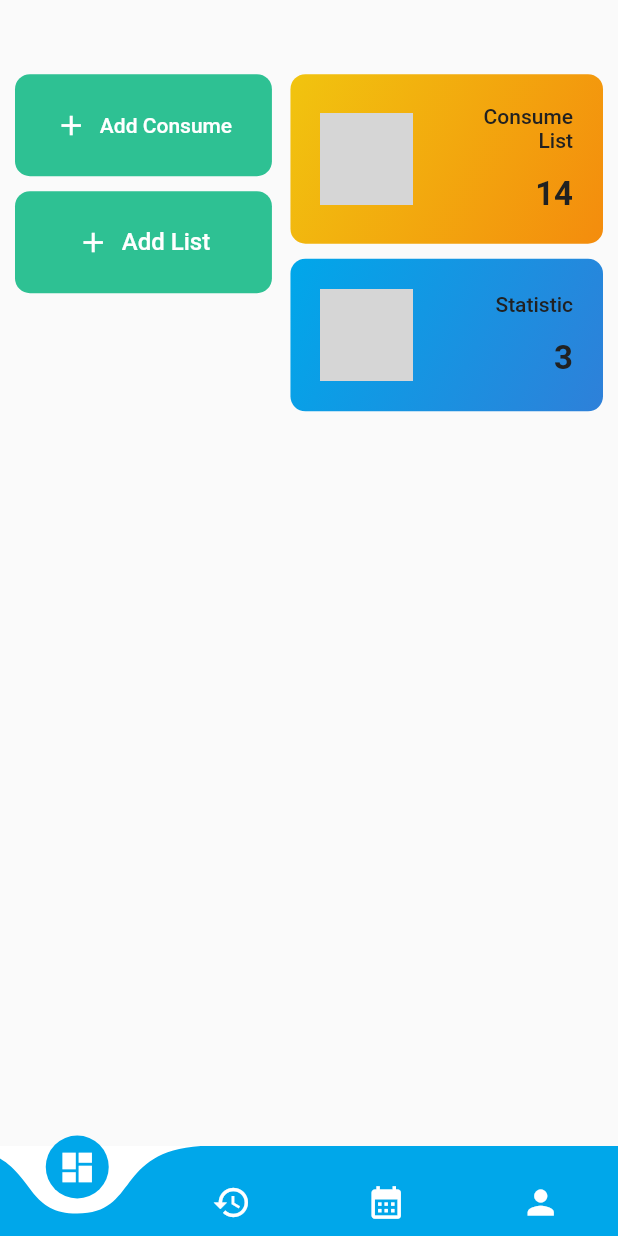
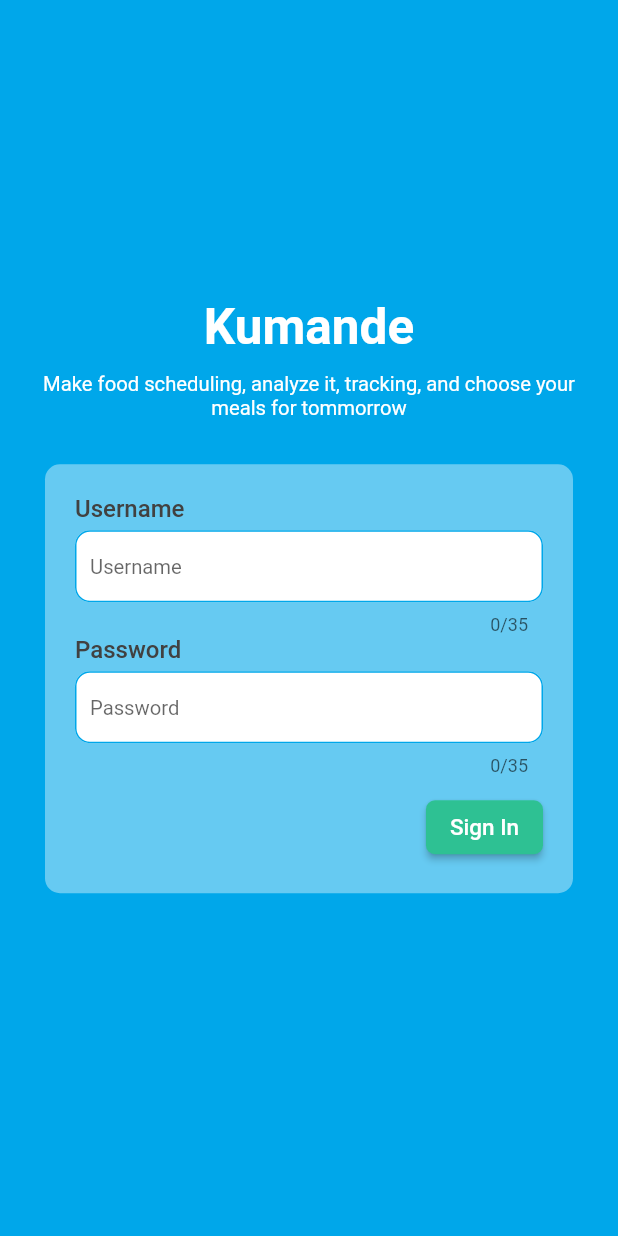
Before and after one commit to FlazeFy/Kumande-Mobile, a Flutter app: the screen it shows after launch, on a phone screen of 412 x 824 dp. Run offline on Flutter 3.47's test engine with Material 2 defaults, Android fonts, the phone set to English and light mode, and no system bars; drawn by our look-alikes of curved_navigation_bar; our stand-ins replace flutter_spinbox, syncfusion_flutter_charts; grey boxes are pictures that could not be loaded.

Commit message:
[FE, BE] login with sancum API

```diff
--- a/lib/Components/Navbars/tabbar.dart
+++ b/lib/Components/Navbars/tabbar.dart
@@ -22,7 +22,7 @@ Widget getTabBar(height, ctrl, title, titleColor, col) {
           })),
     ),
     SizedBox(
-      height: height * 0.7,
+      height: height * 0.8,
       child: TabBarView(
         controller: ctrl,
         children: List.generate(col.length, (index) {
--- /dev/null
+++ b/lib/Modules/APIs/Models/Auth/Commands/commands.dart
@@ -0,0 +1,18 @@
+import 'dart:convert';
+
+// Usecase login
+class LoginModel {
+  String username;
+  String password;
+
+  LoginModel({this.username, this.password});
+
+  Map<String, dynamic> toJson() {
+    return {"username": username, "password": password};
+  }
+}
+
+String LoginModelToJson(LoginModel data) {
+  final jsonData = data.toJson();
+  return json.encode(jsonData);
+}
--- a/lib/Modules/Variables/style.dart
+++ b/lib/Modules/Variables/style.dart
@@ -17,6 +17,7 @@ double iconMD = 22.0;
 double iconXSM = 12.5;
 
 // Text Size
+double textJumbo = 33.0;
 double textLg = 19.0;
 double textMd = 16.0;
 double textSm = 13.5;
--- /dev/null
+++ b/lib/Pages/Landings/LoginPage/Usecases/PostLogin.dart
@@ -0,0 +1,108 @@
+import 'package:flutter/material.dart';
+import 'package:kumande/Components/Dialogs/failed.dart';
+import 'package:kumande/Components/Forms/input.dart';
+import 'package:kumande/Components/Navbars/bottom.dart';
+import 'package:kumande/Components/Typography/text.dart';
+import 'package:kumande/Modules/APIs/Models/Auth/Commands/commands.dart';
+import 'package:kumande/Modules/APIs/Services/Auth/Commands/commands.dart';
+import 'package:kumande/Modules/Variables/style.dart';
+
+class PostLogin extends StatefulWidget {
+  @override
+  State<PostLogin> createState() => _PostLoginState();
+}
+
+class _PostLoginState extends State<PostLogin> {
+  TextEditingController usernameCtrl = TextEditingController();
+  TextEditingController passCtrl = TextEditingController();
+  LoginCommandsService apiService;
+
+  @override
+  void initState() {
+    super.initState();
+    apiService = LoginCommandsService();
+  }
+
+  @override
+  Widget build(BuildContext context) {
+    double fullHeight = MediaQuery.of(context).size.height;
+    double fullWidth = MediaQuery.of(context).size.width;
+    bool _isLoading = false;
+
+    return Container(
+      width: fullWidth,
+      padding: const EdgeInsets.all(20),
+      margin: const EdgeInsets.all(30),
+      decoration: BoxDecoration(
+          borderRadius: const BorderRadius.all(Radius.circular(10)),
+          color: Colors.white.withOpacity(0.4)),
+      child: Column(
+        crossAxisAlignment: CrossAxisAlignment.start,
+        children: [
+          getInputLabel("Username", textPrimary, textMd),
+          getInputTextMain(usernameCtrl, "Username", 35),
+          getInputLabel("Password", textPrimary, textMd),
+          getInputTextMain(passCtrl, "Password", 35),
+          Container(
+              margin: const EdgeInsets.only(top: 10),
+              alignment: Alignment.bottomRight,
+              child: ElevatedButton(
+                  style: ButtonStyle(
+                    shape: MaterialStateProperty.all<RoundedRectangleBorder>(
+                        RoundedRectangleBorder(
+                      borderRadius: BorderRadius.circular(6),
+                    )),
+                    backgroundColor: MaterialStatePropertyAll<Color>(successBg),
+                  ),
+                  onPressed: () async {
+                    LoginModel data = LoginModel(
+                      username: usernameCtrl.text,
+                      password: passCtrl.text,
+                    );
+
+                    //Validator
+                    if (data.username.isNotEmpty && data.password.isNotEmpty) {
+                      apiService.addLogin(data).then((response) {
+                        setState(() => _isLoading = false);
+                        var status = response[0]['status'];
+                        var body = response[0]['body'];
+
+                        if (status == "success") {
+                          // showDialog<String>(
+                          //     context: context,
+                          //     builder: (BuildContext context) =>
+                          //         FailedDialog(text: "Create data failed"));
+
+                          Navigator.push(
+                            context,
+                            MaterialPageRoute(
+                                builder: (context) => const BottomBar()),
+                          );
+
+                          print(response);
+                          //Do firebase auth
+                        } else {
+                          showDialog<String>(
+                              context: context,
+                              builder: (BuildContext context) =>
+                                  FailedDialog(text: body));
+
+                          usernameCtrl.clear();
+                          passCtrl.clear();
+
+                          print(response);
+                        }
+                      });
+                    } else {
+                      showDialog<String>(
+                          context: context,
+                          builder: (BuildContext context) => FailedDialog(
+                              text: "Login failed, field can't be empty"));
+                    }
+                  },
+                  child: const Text("Sign In", style: TextStyle(fontSize: 15))))
+        ],
+      ),
+    );
+  }
+}
--- /dev/null
+++ b/lib/Pages/Landings/LoginPage/index.dart
@@ -0,0 +1,52 @@
+import 'package:flutter/material.dart';
+import 'package:kumande/Modules/Variables/style.dart';
+import 'package:kumande/Pages/Landings/LoginPage/Usecases/PostLogin.dart';
+
+class LoginPage extends StatefulWidget {
+  @override
+  State<LoginPage> createState() => _LoginPageState();
+}
+
+class _LoginPageState extends State<LoginPage> {
+  @override
+  Widget build(BuildContext context) {
+    double fullHeight = MediaQuery.of(context).size.height;
+    double fullWidth = MediaQuery.of(context).size.width;
+
+    return Scaffold(
+      body: Container(
+          height: fullHeight,
+          width: fullWidth,
+          color: primaryBg,
+          child: Column(
+            crossAxisAlignment: CrossAxisAlignment.center,
+            mainAxisAlignment: MainAxisAlignment.center,
+            children: [
+              // Container(
+              //   padding: EdgeInsets.only(top: fullHeight * 0.05),
+              //   margin: EdgeInsets.symmetric(
+              //       vertical: 20, horizontal: fullWidth * 0.2),
+              //   child: Image.asset('assets/img/logo.png', width: fullWidth),
+              // ),
+              Container(
+                  alignment: Alignment.center,
+                  margin: EdgeInsets.symmetric(horizontal: fullWidth * 0.05),
+                  child: Column(children: [
+                    Text("Kumande",
+                        style: TextStyle(
+                            color: Colors.white,
+                            fontSize: textJumbo,
+                            fontWeight: FontWeight.bold)),
+                    const SizedBox(height: 10),
+                    Text(
+                        "Make food scheduling, analyze it, tracking, and choose your meals for tommorrow",
+                        textAlign: TextAlign.center,
+                        style:
+                            TextStyle(color: Colors.white, fontSize: textSm)),
+                  ])),
+              PostLogin()
+            ],
+          )),
+    );
+  }
+}
--- a/lib/main.dart
+++ b/lib/main.dart
@@ -1,5 +1,6 @@
 import 'package:flutter/material.dart';
 import 'package:kumande/Components/Navbars/bottom.dart';
+import 'package:kumande/Pages/Landings/LoginPage/index.dart';
 
 void main() {
   runApp(const MyApp());
@@ -15,7 +16,7 @@ class MyApp extends StatelessWidget {
       theme: ThemeData(
         primarySwatch: Colors.blue,
       ),
-      home: const BottomBar(),
+      home: LoginPage(),
     );
   }
 }
```
Also changed, not shown: lib/Components/Dialogs/failed.dart (added, +58 -0 lines), lib/Modules/APIs/Services/Auth/Commands/commands.dart (added, +43 -0 lines), lib/Modules/Helpers/converter.dart (+22 -0 lines), 1 other file.
